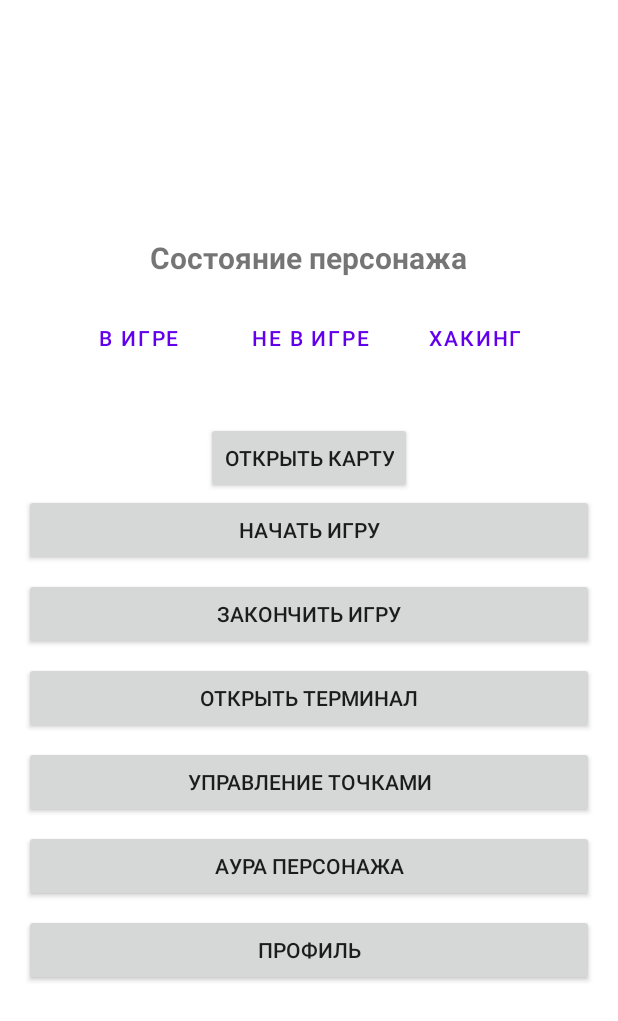
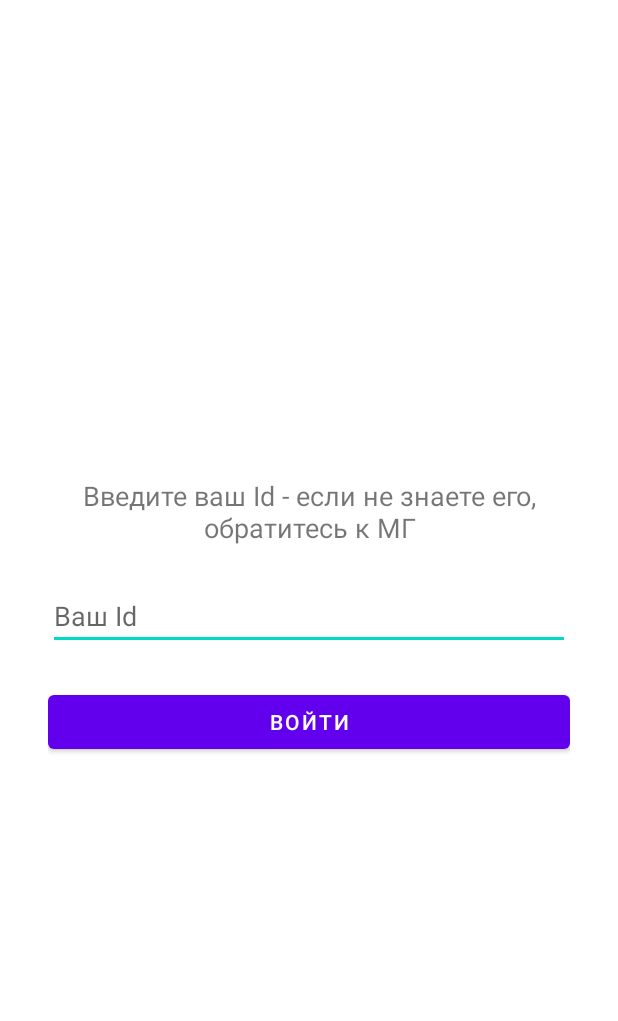
Before and after one commit to Bas9312/Shift, an Android app: the screen it shows after launch (MainActivity before the commit, AuthActivity after it), on a phone screen of 412 x 824 dp. Shown: the top 1021 px of the screen. Run offline under Robolectric (Android 15) with nearby library versions, the phone set to English and light mode, and no system bars.

Commit message:
Login and MainActivity restyle

```diff
--- a/app/src/main/AndroidManifest.xml
+++ b/app/src/main/AndroidManifest.xml
@@ -23,13 +23,17 @@
         android:theme="@style/Theme.Shift">
 
         <activity
-            android:name=".MainActivity"
+            android:name=".ui.AuthActivity"
             android:exported="true">
             <intent-filter>
                 <action android:name="android.intent.action.MAIN" />
                 <category android:name="android.intent.category.LAUNCHER" />
             </intent-filter>
         </activity>
+
+        <activity
+            android:name=".MainActivity"
+            android:exported="true" />
 
         <activity
             android:name=".EkatMaps"
--- a/app/src/main/java/bas/app/shift/api/UserProfileApi.kt
+++ b/app/src/main/java/bas/app/shift/api/UserProfileApi.kt
@@ -6,6 +6,6 @@ import retrofit2.http.GET
 import retrofit2.http.Path
 
 interface UserProfileApi {
-    @GET("/api/v1/users/{id}")
+    @GET("/mage_profile_api/api/v1/users/{id}")
     fun getUserProfile(@Path("id") userId: String): Call<User>
 }
--- a/app/src/main/java/bas/app/shift/helpers/UserPrefsHelper.kt
+++ b/app/src/main/java/bas/app/shift/helpers/UserPrefsHelper.kt
@@ -2,19 +2,19 @@ package bas.app.shift.helpers
 
 import android.content.Context
 import android.content.SharedPreferences
+import androidx.core.content.edit
 
 object UserPrefsHelper {
     private const val PREFS_NAME = "user_prefs"
     private const val KEY_USER_ID = "current_user_id"
-    private const val DEFAULT_USER_ID = "user-123"
 
     fun getUserId(context: Context): String {
         val prefs = context.getSharedPreferences(PREFS_NAME, Context.MODE_PRIVATE)
-        return prefs.getString(KEY_USER_ID, DEFAULT_USER_ID) ?: DEFAULT_USER_ID
+        return prefs.getString(KEY_USER_ID, "") ?: ""
     }
 
     fun setUserId(context: Context, userId: String) {
         val prefs = context.getSharedPreferences(PREFS_NAME, Context.MODE_PRIVATE)
-        prefs.edit().putString(KEY_USER_ID, userId).apply()
+        prefs.edit() { putString(KEY_USER_ID, userId) }
     }
 }
--- /dev/null
+++ b/app/src/main/java/bas/app/shift/ui/AuthActivity.kt
@@ -0,0 +1,40 @@
+package bas.app.shift.ui
+
+import android.content.Intent
+import android.os.Bundle
+import android.widget.Button
+import android.widget.EditText
+import android.widget.Toast
+import androidx.appcompat.app.AppCompatActivity
+import bas.app.shift.MainActivity
+import bas.app.shift.R
+import bas.app.shift.helpers.UserPrefsHelper
+
+class AuthActivity : AppCompatActivity() {
+    override fun onCreate(savedInstanceState: Bundle?) {
+        super.onCreate(savedInstanceState)
+        val savedUserId = UserPrefsHelper.getUserId(this)
+        if (savedUserId.isNotEmpty()) {
+            val intent = Intent(this, MainActivity::class.java)
+            intent.flags = Intent.FLAG_ACTIVITY_NEW_TASK or Intent.FLAG_ACTIVITY_CLEAR_TASK
+            startActivity(intent)
+            return
+        }
+        setContentView(R.layout.activity_auth)
+
+        val editTextUserId = findViewById<EditText>(R.id.editTextUserId)
+        val buttonLogin = findViewById<Button>(R.id.buttonLogin)
+
+        buttonLogin.setOnClickListener {
+            val userId = editTextUserId.text.toString().trim()
+            if (userId.isEmpty()) {
+                Toast.makeText(this, "Пожалуйста, введите Id", Toast.LENGTH_SHORT).show()
+            } else {
+                UserPrefsHelper.setUserId(this, userId)
+                val intent = Intent(this, MainActivity::class.java)
+                intent.flags = Intent.FLAG_ACTIVITY_NEW_TASK or Intent.FLAG_ACTIVITY_CLEAR_TASK
+                startActivity(intent)
+            }
+        }
+    }
+}
--- /dev/null
+++ b/app/src/main/res/drawable/selector_style_background_tint.xml
@@ -0,0 +1,3 @@
+<selector xmlns:android="http://schemas.android.com/apk/res/android">
+    <item android:color="#CCECFF" android:state_enabled="true" android:state_checked="true"/>
+</selector>
--- /dev/null
+++ b/app/src/main/res/layout/activity_auth.xml
@@ -0,0 +1,32 @@
+<?xml version="1.0" encoding="utf-8"?>
+<LinearLayout xmlns:android="http://schemas.android.com/apk/res/android"
+    android:layout_width="match_parent"
+    android:layout_height="match_parent"
+    android:orientation="vertical"
+    android:gravity="center"
+    android:padding="32dp">
+
+    <TextView
+        android:id="@+id/textViewAuthTitle"
+        android:layout_width="wrap_content"
+        android:layout_height="wrap_content"
+        android:text="Введите ваш Id - если не знаете его, обратитесь к МГ"
+        android:textSize="18sp"
+        android:textAlignment="center"
+        android:layout_marginBottom="24dp"/>
+
+    <EditText
+        android:id="@+id/editTextUserId"
+        android:layout_width="match_parent"
+        android:layout_height="wrap_content"
+        android:hint="Ваш Id"
+        android:inputType="text"
+        android:layout_marginBottom="24dp"/>
+
+    <Button
+        android:id="@+id/buttonLogin"
+        android:layout_width="match_parent"
+        android:layout_height="wrap_content"
+        android:text="Войти"/>
+
+</LinearLayout>
--- a/app/src/main/res/layout/activity_main.xml
+++ b/app/src/main/res/layout/activity_main.xml
@@ -14,58 +14,45 @@
         android:textStyle="bold"
         android:layout_marginBottom="16dp"/>
 
-    <LinearLayout
+    <com.google.android.material.button.MaterialButtonToggleGroup
+        xmlns:android="http://schemas.android.com/apk/res/android"
+        xmlns:app="http://schemas.android.com/apk/res-auto"
+        android:id="@+id/inGameSelector"
         android:layout_width="match_parent"
         android:layout_height="wrap_content"
         android:orientation="horizontal"
         android:gravity="center"
-        android:layout_marginBottom="32dp">
+        android:layout_marginBottom="32dp"
+        android:weightSum="2"
+        app:selectionRequired="true"
+        app:singleSelection="true">
 
-        <Button
-            android:id="@+id/btnInGame"
-            android:layout_width="wrap_content"
-            android:layout_height="wrap_content"
-            android:text="В игре"
-            android:layout_marginEnd="8dp"
-            style="@style/Widget.MaterialComponents.Button.OutlinedButton"/>
+    <com.google.android.material.button.MaterialButton
+        android:id="@+id/inGame"
+        style="@style/selector_style"
+        android:layout_width="wrap_content"
+        android:layout_height="wrap_content"
+        android:text="В игре" />
 
-        <Button
-            android:id="@+id/btnOutOfGame"
-            android:layout_width="wrap_content"
-            android:layout_height="wrap_content"
-            android:text="Не в игре"
-            android:layout_marginStart="8dp"
-            style="@style/Widget.MaterialComponents.Button.OutlinedButton"/>
-
-        <Button
-            android:id="@+id/btnNeoHacking"
-            android:layout_width="wrap_content"
-            android:layout_height="wrap_content"
-            android:text="Хакинг"
-            android:layout_marginStart="8dp"
-            style="@style/Widget.MaterialComponents.Button.OutlinedButton"/>
-
-    </LinearLayout>
-
+    <com.google.android.material.button.MaterialButton
+        android:id="@+id/outGame"
+        style="@style/selector_style"
+        android:layout_width="wrap_content"
+        android:layout_height="wrap_content"
+        android:text="Не в игре" />
+    </com.google.android.material.button.MaterialButtonToggleGroup>
     <Button
         android:id="@+id/btnOpenMap"
-        android:layout_width="wrap_content"
-        android:layout_height="wrap_content"
         android:text="Открыть карту"
-        android:enabled="false"/>
-
-    <Button
-        android:id="@+id/startGameButton"
         android:layout_width="match_parent"
         android:layout_height="wrap_content"
-        android:text="Начать игру"
         android:layout_marginBottom="8dp"/>
 
     <Button
-        android:id="@+id/stopGameButton"
+        android:id="@+id/btnNeoHacking"
+        android:text="Хакинг"
         android:layout_width="match_parent"
         android:layout_height="wrap_content"
-        android:text="Закончить игру"
         android:layout_marginBottom="8dp"/>
 
     <Button
```
Also changed, not shown: app/src/main/java/bas/app/shift/MainActivity.kt (+20 -13 lines), app/src/main/res/values/styles.xml (+12 -1 lines).
